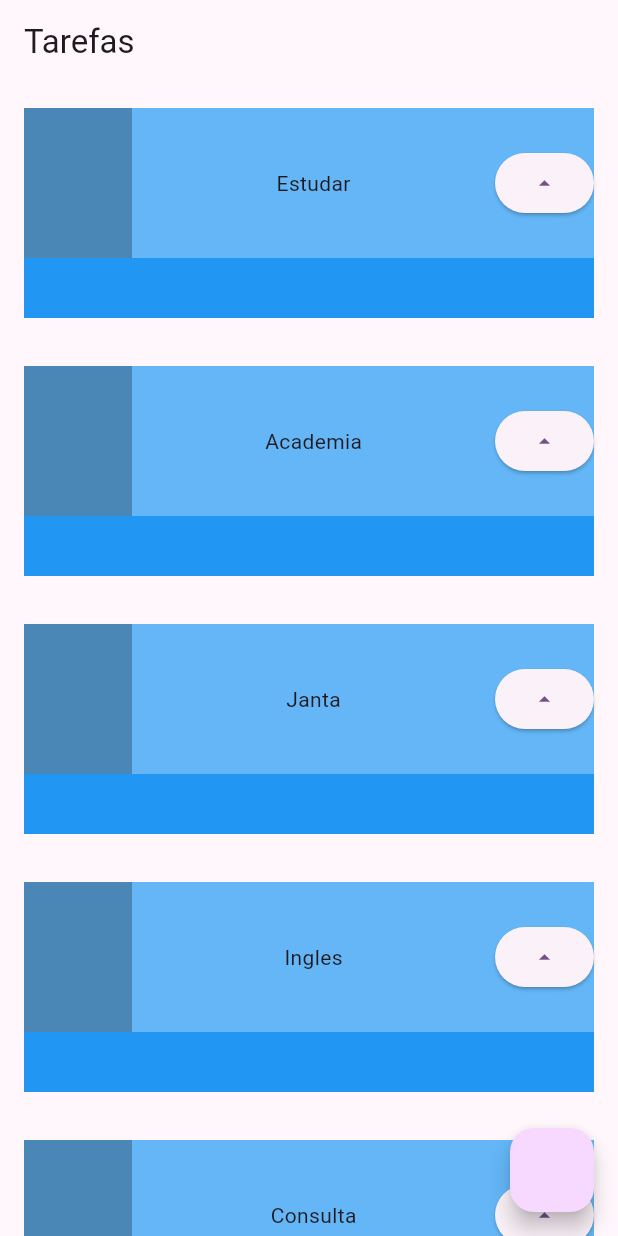
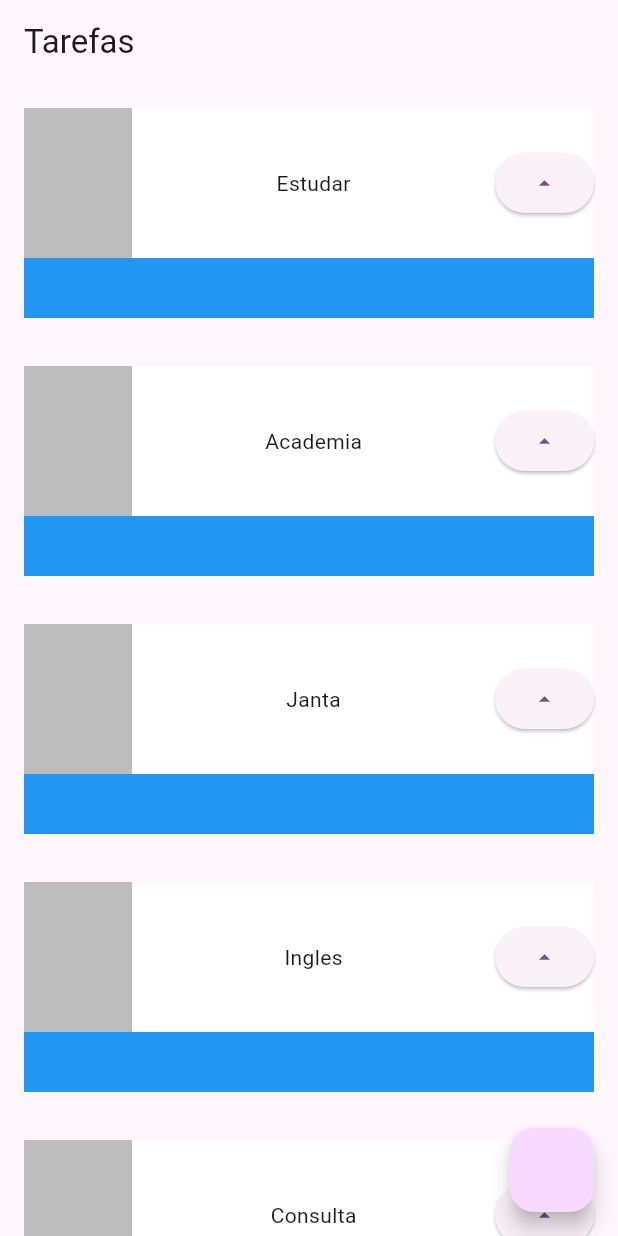
Before and after one commit to DieleCorrea/Primeira-aplicacao-com-Flutter, a Flutter app: the screen it shows after launch, on a phone screen of 412 x 824 dp. Run offline on Flutter 3.47's test engine with Material 2 defaults, Android fonts, the phone set to English and light mode, and no system bars.

Commit message:
alterar cor

```diff
--- a/lib/main.dart
+++ b/lib/main.dart
@@ -57,7 +57,7 @@ class Task extends StatelessWidget {
                       height: 140,
                     ),
                     Container(
-                      color: Colors.white30,
+                      color: Colors.white,
                       height: 100,
                       child: Row(
                         mainAxisAlignment: MainAxisAlignment.spaceBetween,
```
